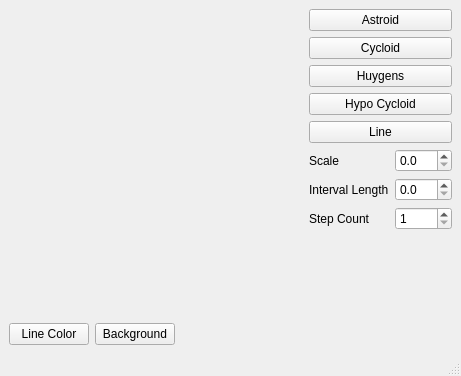
Before: the Qt Designer form mainwindow.ui in g-gualeni/QtCurvesCPP, drawn with Qt 5.
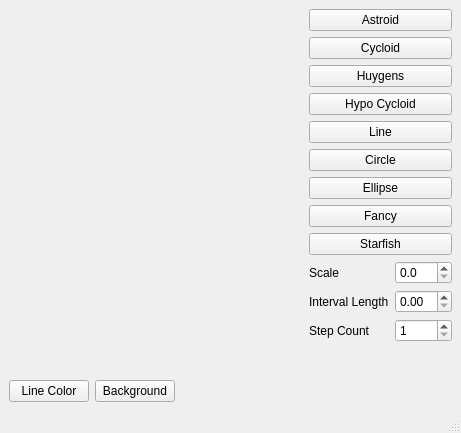
After: the same form once the commit is applied. Custom widgets are drawn as their Qt base class.

The edit to the form file:
```diff
--- a/mainwindow.ui
+++ b/mainwindow.ui
@@ -7,7 +7,7 @@
     <x>0</x>
     <y>0</y>
     <width>461</width>
-    <height>376</height>
+    <height>433</height>
    </rect>
   </property>
   <property name="windowTitle">
@@ -90,16 +90,44 @@
         </property>
        </widget>
       </item>
+      <item>
+       <widget class="QPushButton" name="btnCircle">
+        <property name="text">
+         <string>Circle</string>
+        </property>
+       </widget>
+      </item>
+      <item>
+       <widget class="QPushButton" name="btnEllipse">
+        <property name="text">
+         <string>Ellipse</string>
+        </property>
+       </widget>
+      </item>
+      <item>
+       <widget class="QPushButton" name="btnFancy">
+        <property name="text">
+         <string>Fancy</string>
+        </property>
+       </widget>
+      </item>
+      <item>
+       <widget class="QPushButton" name="btnStarfish">
+        <property name="text">
+         <string>Starfish</string>
+        </property>
+       </widget>
+      </item>
       <item>
        <layout class="QFormLayout" name="formLayout">
-        <item row="0" column="0">
+        <item row="1" column="0">
          <widget class="QLabel" name="label">
           <property name="text">
            <string>Scale</string>
           </property>
          </widget>
         </item>
-        <item row="0" column="1">
+        <item row="1" column="1">
          <widget class="QDoubleSpinBox" name="spinScale">
           <property name="decimals">
            <number>1</number>
@@ -109,31 +137,31 @@
           </property>
          </widget>
         </item>
-        <item row="1" column="0">
+        <item row="2" column="0">
          <widget class="QLabel" name="label_2">
           <property name="text">
            <string>Interval Length</string>
           </property>
          </widget>
         </item>
-        <item row="1" column="1">
+        <item row="2" column="1">
          <widget class="QDoubleSpinBox" name="spinIntervalLength">
           <property name="decimals">
-           <number>1</number>
+           <number>2</number>
           </property>
           <property name="singleStep">
            <double>0.100000000000000</double>
           </property>
          </widget>
         </item>
-        <item row="2" column="0">
+        <item row="3" column="0">
          <widget class="QLabel" name="label_3">
           <property name="text">
            <string>Step Count</string>
           </property>
          </widget>
         </item>
-        <item row="2" column="1">
+        <item row="3" column="1">
          <widget class="QSpinBox" name="spinStepCount">
           <property name="minimum">
            <number>1</number>
```
